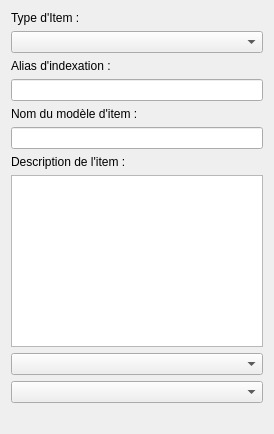
Old version of the form stepcreatorv2/widgets/outitemwidget.ui in the repository computree/computree-v3.
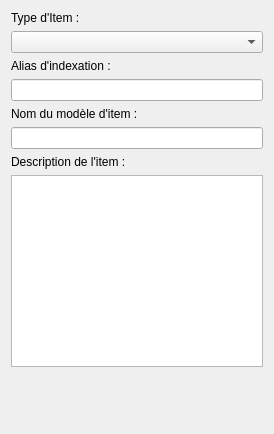
New version of the form.

The edit to the form file:
```diff
--- a/stepcreatorv2/widgets/outitemwidget.ui
+++ b/stepcreatorv2/widgets/outitemwidget.ui
@@ -74,12 +74,6 @@
      </property>
     </widget>
    </item>
-   <item>
-    <widget class="QComboBox" name="cb_choiceMode"/>
-   </item>
-   <item>
-    <widget class="QComboBox" name="cb_finderMode"/>
-   </item>
    <item>
     <spacer name="verticalSpacer">
      <property name="orientation">
```
